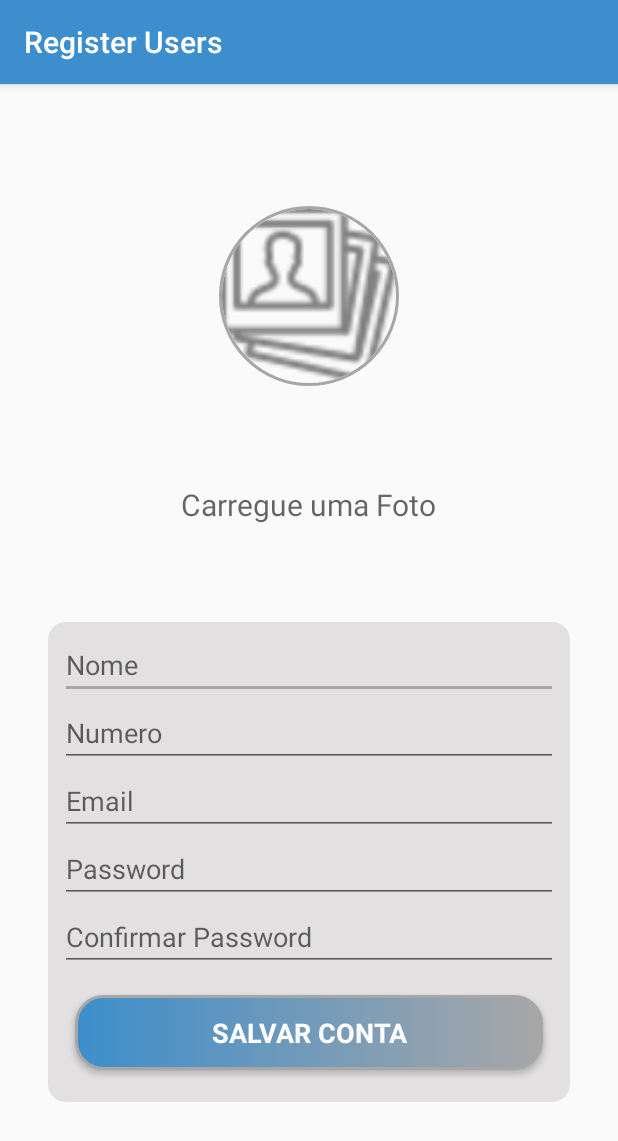
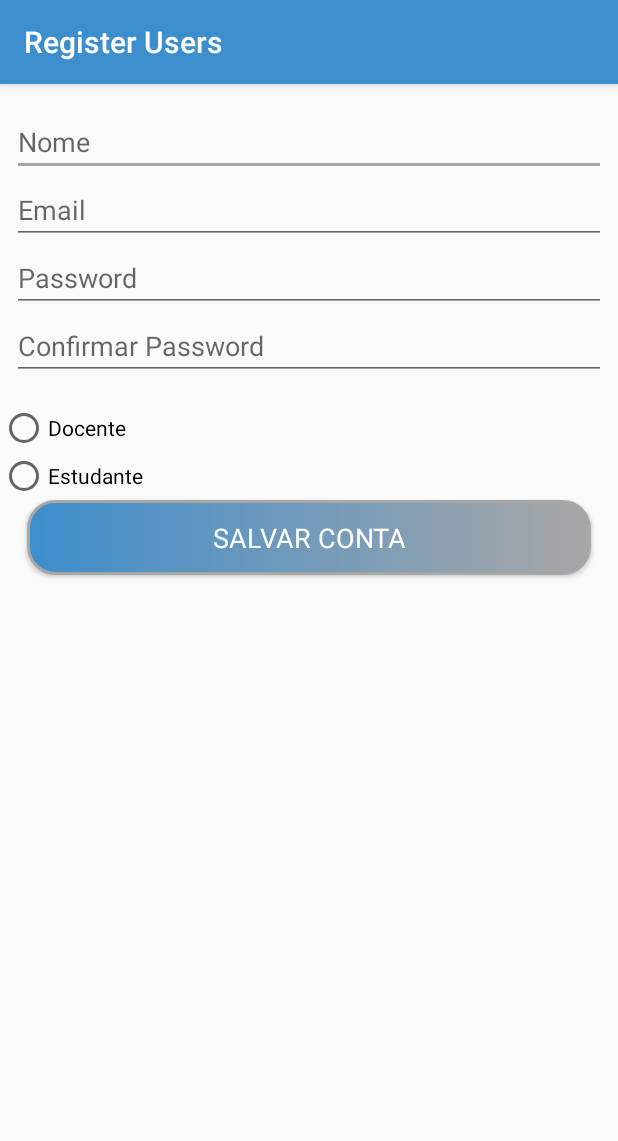
Before and after one commit to Walsonmorais/GestorDeContedosDidticos, an Android app: the Activity_Register screen opened directly, with no data from a screen before it, after a tap on "SALVAR CONTA", on a phone screen of 412 x 824 dp. Shown: the top 1141 px of the screen. Run offline under Robolectric (Android 15) with nearby library versions, the phone set to English and light mode, and no system bars; our stand-ins replace Firebase (no records; nobody signed in at launch, a user with empty details on screens opened directly).

Commit message:
Register Activity Actualization

```diff
--- a/app/src/main/java/com/buka/gestordecontedosdidticos/Activity_Menu.java
+++ b/app/src/main/java/com/buka/gestordecontedosdidticos/Activity_Menu.java
@@ -1,5 +1,6 @@
 package com.buka.gestordecontedosdidticos;
 
+import android.content.Intent;
 import android.os.Bundle;
 import android.support.annotation.NonNull;
 import android.support.design.widget.NavigationView;
@@ -132,6 +133,9 @@ public class Activity_Menu extends AppCompatActivity implements NavigationView.O
         if (id == R.id.nav_profile) {
             Toast.makeText(this, "Profile", Toast.LENGTH_SHORT).show();
 
+            Intent intent = new Intent(getApplicationContext(), Activity_Register.class);
+            startActivity(intent);
+
         } else if (id == R.id.nav_favorite) {
             Toast.makeText(this, "Favorite", Toast.LENGTH_SHORT).show();
 
--- a/app/src/main/java/com/buka/gestordecontedosdidticos/Activity_Register.java
+++ b/app/src/main/java/com/buka/gestordecontedosdidticos/Activity_Register.java
@@ -6,13 +6,18 @@ import android.os.Bundle;
 import android.support.annotation.NonNull;
 import android.support.v7.app.AppCompatActivity;
 import android.text.TextUtils;
+import android.util.Patterns;
 import android.view.View;
+import android.widget.AutoCompleteTextView;
 import android.widget.Button;
 import android.widget.EditText;
 import android.widget.ImageView;
+import android.widget.RadioButton;
+import android.widget.RadioGroup;
 import android.widget.Toast;
 
 import com.google.android.gms.tasks.OnCompleteListener;
+import com.google.android.gms.tasks.OnFailureListener;
 import com.google.android.gms.tasks.Task;
 import com.google.firebase.auth.AuthResult;
 import com.google.firebase.auth.FirebaseAuth;
@@ -24,17 +29,16 @@ import java.util.HashMap;
 
 public class Activity_Register extends AppCompatActivity {
 
-    EditText edit_name;
-    EditText edit_number;
-    EditText edit_email_account;
-    EditText edit_password_account;
-    EditText edit_confirm_password;
-    Button btn_save_account;
-    ImageView image_user;
+    private EditText edit_name, edit_email_account, edit_password_account, edit_confirm_password;
+    private RadioGroup rbt_group;
+    private RadioButton rbt_teacher, rbt_student;
+    private AutoCompleteTextView auto_complete_teacher, auto_complete_student;
+    private Button btn_save_account;
+
     private FirebaseAuth firebaseAuth;
+    private DatabaseReference reference;
 
-    DatabaseReference reference;
-    ProgressDialog progressDialog;
+    private ProgressDialog progressDialog;
 
     @Override
     protected void onCreate(Bundle savedInstanceState) {
@@ -46,8 +50,11 @@ public class Activity_Register extends AppCompatActivity {
         edit_confirm_password = findViewById(R.id.edit_confirm_password);
         edit_password_account = findViewById(R.id.edit_password_account);
         btn_save_account = findViewById(R.id.btn_save_account);
-        image_user = findViewById(R.id.image_user);
-        edit_number = findViewById(R.id.edit_number);
+        rbt_group = findViewById(R.id.rbt_group);
+        rbt_teacher = findViewById(R.id.rbt_teacher);
+        rbt_student = findViewById(R.id.rbt_student);
+        auto_complete_teacher = findViewById(R.id.auto_complete_teacher);
+        auto_complete_student = findViewById(R.id.auto_complete_student);
 
         firebaseAuth = FirebaseAuth.getInstance();
 
@@ -59,94 +66,143 @@ public class Activity_Register extends AppCompatActivity {
                 String email_account = edit_email_account.getText().toString();
                 String password_Account = edit_password_account.getText().toString();
                 String confirm_password = edit_confirm_password.getText().toString();
-                String user_number = edit_number.getText().toString();
+                String teacher_occupations = auto_complete_teacher.getText().toString();
+                String student_occupations = auto_complete_student.getText().toString();
 
                 if (TextUtils.isEmpty(user_name)) {
                     Toast.makeText(Activity_Register.this, R.string.text_put_name, Toast.LENGTH_SHORT).show();
 
-                }
-                else if (TextUtils.isEmpty(email_account)) {
-                    Toast.makeText(Activity_Register.this,R.string.text_put_email, Toast.LENGTH_SHORT).show();
+                } else if (TextUtils.isEmpty(email_account)) {
+                    Toast.makeText(Activity_Register.this, R.string.text_put_email, Toast.LENGTH_SHORT).show();
 
-                }
-                else if (!email_account.contains("@")) {
-                    Toast.makeText(Activity_Register.this,R.string.text_missing_some_simbol, Toast.LENGTH_SHORT).show();
+                } else if (!Patterns.EMAIL_ADDRESS.matcher(email_account).matches()) {
+                    Toast.makeText(Activity_Register.this, R.string.text_missing_some_simbol, Toast.LENGTH_SHORT).show();
 
-                }
-                else if (!email_account.contains("Gmail") && !email_account.contains("gmail")) {
-                    Toast.makeText(Activity_Register.this,R.string.text_missing_Gmail, Toast.LENGTH_SHORT).show();
+                } else if (TextUtils.isEmpty(password_Account)) {
+                    Toast.makeText(Activity_Register.this, R.string.text_put_password, Toast.LENGTH_SHORT).show();
 
-                }
-                else if (!email_account.contains(".Com") && !email_account.contains(".com")) {
-                    Toast.makeText(Activity_Register.this,R.string.text_missing_Com, Toast.LENGTH_SHORT).show();
+                } else if (TextUtils.isEmpty(confirm_password)) {
+                    Toast.makeText(Activity_Register.this, R.string.text_confirm_password, Toast.LENGTH_SHORT).show();
 
-                }
-                else if (TextUtils.isEmpty(password_Account)) {
-                    Toast.makeText(Activity_Register.this,R.string.text_put_password, Toast.LENGTH_SHORT).show();
+                } else if (!password_Account.equals(confirm_password)) {
+                    Toast.makeText(Activity_Register.this, R.string.text_differents_password, Toast.LENGTH_SHORT).show();
 
-                }
-                else if (TextUtils.isEmpty(confirm_password)) {
-                    Toast.makeText(Activity_Register.this,R.string.text_confirm_password, Toast.LENGTH_SHORT).show();
+                } else if (!rbt_teacher.isChecked() && !rbt_student.isChecked()) {
+                    Toast.makeText(Activity_Register.this, "Verifique o seu status", Toast.LENGTH_SHORT).show();
+                } else if (rbt_teacher.isChecked() && teacher_occupations.isEmpty()) {
+                    auto_complete_teacher.setError("Preencha a sua profissão");
 
-                }
-                else if (!password_Account.equals(confirm_password)) {
-                    Toast.makeText(Activity_Register.this,R.string.text_differents_password, Toast.LENGTH_SHORT).show();
-
-                }
-                else {
+                } else if (rbt_student.isChecked() && student_occupations.isEmpty()) {
+                    auto_complete_student.setError("Preencha a sua profissão");
+                } else {
 
                     progressDialog = new ProgressDialog(Activity_Register.this);
                     progressDialog.setTitle(R.string.text_creating_account);
                     progressDialog.setMessage("Por favor Aguarde!");
                     progressDialog.show();
 
-                    RegisterUser(user_name, user_number, email_account, password_Account);
+                    registerUser(user_name, email_account, password_Account, teacher_occupations, student_occupations);
+                }
+            }
+        });
+
+        rbt_group.setOnCheckedChangeListener(new RadioGroup.OnCheckedChangeListener() {
+            @Override
+            public void onCheckedChanged(RadioGroup group, int checkedId) {
+                if (checkedId == R.id.rbt_teacher) {
+                    auto_complete_teacher.setVisibility(View.VISIBLE);
+                    auto_complete_student.setVisibility(View.GONE);
+
+                } else if (checkedId == R.id.rbt_student) {
+                    auto_complete_teacher.setVisibility(View.GONE);
+                    auto_complete_student.setVisibility(View.VISIBLE);
                 }
             }
         });
     }
 
-    private void RegisterUser( final String user_name, final String user_number,String email_account, String password_account) {
-
+    private void registerUser(final String user_name, String email_account, String password_account, final String teacher_occupations, final String student_occupations) {
         firebaseAuth.createUserWithEmailAndPassword(email_account, password_account)
-                .addOnCompleteListener(Activity_Register.this, new OnCompleteListener<AuthResult>() {
+                .addOnCompleteListener(new OnCompleteListener<AuthResult>() {
                     @Override
                     public void onComplete(@NonNull Task<AuthResult> task) {
 
-                        FirebaseUser firebaseUser = firebaseAuth.getCurrentUser();
-                        String userId = firebaseUser.getUid();
+                        if (task.isSuccessful()) {
 
-                        reference = FirebaseDatabase.getInstance().getReference().child("Users").child(userId);
+                            FirebaseUser currentUser = FirebaseAuth.getInstance().getCurrentUser();
+                            String uId = null;
 
-                        HashMap<String, String> hashUsers;
-                        hashUsers = new HashMap<>();
-                        hashUsers.put("id", userId);
-                        hashUsers.put("username", user_name);
-                        hashUsers.put("usernumber", user_number);
+                            if (currentUser != null) {
+                                uId = currentUser.getUid();
 
-                        reference.setValue(hashUsers).addOnCompleteListener(new OnCompleteListener<Void>() {
+                                if (rbt_teacher.isChecked()) {
+
+                                    reference = FirebaseDatabase.getInstance().getReference().child("Users").child(uId);
+
+                                    HashMap<String, String> hashUsers_Teacher = new HashMap<>();
+                                    hashUsers_Teacher.put("id", uId);
+                                    hashUsers_Teacher.put("username", user_name);
+                                    hashUsers_Teacher.put("teacher_occupations", teacher_occupations);
+                                    hashUsers_Teacher.put("image", "");
+
+                                    reference.setValue(hashUsers_Teacher).addOnCompleteListener(new OnCompleteListener<Void>() {
                                         @Override
                                         public void onComplete(@NonNull Task<Void> task) {
 
                                             if (task.isSuccessful()) {
-
-                                    Toast.makeText(Activity_Register.this,R.string.text_register_sucess, Toast.LENGTH_LONG).show();
                                                 progressDialog.dismiss();
 
-                                    Intent intent = new Intent(Activity_Register.this, Activity_Menu.class);
+                                                Toast.makeText(Activity_Register.this, "Conta criada com sucessos Docente", Toast.LENGTH_SHORT).show();
+
+                                                Intent intent = new Intent(getApplicationContext(), Activity_Menu.class);
                                                 startActivity(intent);
-                                    finish();
+
+                                            } else {
+                                                progressDialog.dismiss();
+                                                Toast.makeText(Activity_Register.this, "Erro ao criar conta", Toast.LENGTH_SHORT).show();
+                                            }
+                                        }
+                                    });
+
+                                } else if (rbt_student.isChecked()) {
+
+                                    reference = FirebaseDatabase.getInstance().getReference().child("Users").child(uId);
+
+                                    HashMap<String, String> hashUsers_Student = new HashMap<>();
+                                    hashUsers_Student.put("id", uId);
+                                    hashUsers_Student.put("username", user_name);
+                                    hashUsers_Student.put("student_occupations", student_occupations);
+                                    hashUsers_Student.put("image", "");
+
+                                    reference.setValue(hashUsers_Student).addOnCompleteListener(new OnCompleteListener<Void>() {
+                                        @Override
+                                        public void onComplete(@NonNull Task<Void> task) {
+                                            if (task.isSuccessful()) {
+
+                                                progressDialog.dismiss();
+
+                                                Toast.makeText(Activity_Register.this, "Conta criada com sucessos Aluno", Toast.LENGTH_SHORT).show();
+
+                                                Intent intent = new Intent(getApplicationContext(), Activity_Menu.class);
+                                                startActivity(intent);
 
                                             } else {
 
-                                    Toast.makeText(Activity_Register.this,R.string.text_error_register, Toast.LENGTH_LONG).show();
+                                                progressDialog.dismiss();
 
+                                                Toast.makeText(Activity_Register.this, "Erro ao criar conta", Toast.LENGTH_SHORT).show();
                                             }
-
                                         }
                                     });
                                 }
+                            }
+                        }
+                    }
+                }).addOnFailureListener(new OnFailureListener() {
+            @Override
+            public void onFailure(@NonNull Exception e) {
+                Toast.makeText(Activity_Register.this, e.getMessage(), Toast.LENGTH_SHORT).show();
+            }
         });
     }
-
 }
--- a/app/src/main/res/layout/activity_register.xml
+++ b/app/src/main/res/layout/activity_register.xml
@@ -1,5 +1,5 @@
 <?xml version="1.0" encoding="utf-8"?>
-<android.support.constraint.ConstraintLayout xmlns:android="http://schemas.android.com/apk/res/android"
+<RelativeLayout xmlns:android="http://schemas.android.com/apk/res/android"
     xmlns:app="http://schemas.android.com/apk/res-auto"
     xmlns:tools="http://schemas.android.com/tools"
     android:layout_width="match_parent"
@@ -7,7 +7,8 @@
     android:orientation="vertical"
     tools:context=".Activity_Register">
 
-    <View
+
+    <!--    <View
         android:id="@+id/view"
         android:layout_width="0dp"
         android:layout_height="320dp"
@@ -19,138 +20,102 @@
         app:layout_constraintEnd_toEndOf="parent"
         app:layout_constraintHorizontal_bias="0.0"
         app:layout_constraintStart_toStartOf="parent"
-        app:layout_constraintTop_toBottomOf="@+id/textView" />
-
-    <TextView
-        android:id="@+id/textView"
-        android:layout_width="wrap_content"
-        android:layout_height="wrap_content"
-        android:text="@string/text_load_picture"
-        android:textAppearance="@style/TextAppearance.AppCompat.Medium"
-        android:textSize="20sp"
-        app:layout_constraintBottom_toTopOf="@+id/view"
-        app:layout_constraintEnd_toEndOf="parent"
-        app:layout_constraintStart_toStartOf="parent"
-        app:layout_constraintTop_toBottomOf="@+id/image_user" />
+        app:layout_constraintTop_toBottomOf="@+id/textView" />-->
 
 
     <EditText
         android:id="@+id/edit_name"
-        android:layout_width="0dp"
+        android:layout_width="match_parent"
         android:layout_height="wrap_content"
         android:layout_marginStart="8dp"
         android:layout_marginTop="16dp"
         android:layout_marginEnd="8dp"
-        android:ems="10"
         android:hint="@string/hint_name"
         android:inputType="textPersonName"
-        android:textAppearance="@style/TextAppearance.AppCompat.Medium"
-        android:textColor="@color/colorAccent"
-        app:layout_constraintBottom_toTopOf="@+id/edit_number"
-        app:layout_constraintEnd_toEndOf="@+id/view"
-        app:layout_constraintHorizontal_bias="1.0"
-        app:layout_constraintStart_toStartOf="@+id/view"
-        app:layout_constraintTop_toTopOf="@+id/view" />
+        android:textAppearance="@style/TextAppearance.AppCompat.Medium"/>
 
     <EditText
         android:id="@+id/edit_email_account"
-        android:layout_width="0dp"
+        android:layout_below="@id/edit_name"
+        android:layout_width="match_parent"
         android:layout_height="wrap_content"
         android:layout_marginStart="8dp"
         android:layout_marginEnd="8dp"
         android:ems="10"
         android:hint="@string/hint_email_account"
         android:inputType="textEmailAddress"
-        android:textAppearance="@style/TextAppearance.AppCompat.Medium"
-        android:textColor="@color/colorAccent"
-        app:layout_constraintBottom_toTopOf="@+id/edit_password_account"
-        app:layout_constraintEnd_toEndOf="@+id/view"
-        app:layout_constraintStart_toStartOf="@+id/view"
-        app:layout_constraintTop_toBottomOf="@+id/edit_number" />
+        android:textAppearance="@style/TextAppearance.AppCompat.Medium"/>
 
     <EditText
         android:id="@+id/edit_password_account"
-        android:layout_width="0dp"
+        android:layout_below="@id/edit_email_account"
+        android:layout_width="match_parent"
         android:layout_height="wrap_content"
         android:layout_marginStart="8dp"
         android:layout_marginEnd="8dp"
         android:ems="10"
         android:hint="@string/hint_password_account"
         android:inputType="textPersonName"
-        android:textAppearance="@style/TextAppearance.AppCompat.Medium"
-        android:textColor="@color/colorAccent"
-        app:layout_constraintBottom_toTopOf="@+id/edit_confirm_password"
-        app:layout_constraintEnd_toEndOf="@+id/view"
-        app:layout_constraintHorizontal_bias="0.375"
-        app:layout_constraintStart_toStartOf="@+id/view"
-        app:layout_constraintTop_toBottomOf="@+id/edit_email_account" />
-
-    <Button
-        android:id="@+id/btn_save_account"
-        android:layout_width="0dp"
-        android:layout_height="50dp"
-        android:layout_marginStart="18dp"
-        android:layout_marginEnd="18dp"
-        android:layout_marginBottom="32dp"
-        android:background="@drawable/background_style_button"
-        android:text="@string/button_save_account"
-        android:textAppearance="@style/TextAppearance.AppCompat.Medium"
-        android:textColor="@color/extraColor"
-        android:textStyle="bold"
-        app:layout_constraintBottom_toBottomOf="@+id/view"
-        app:layout_constraintEnd_toEndOf="@+id/view"
-        app:layout_constraintHorizontal_bias="0.0"
-        app:layout_constraintStart_toStartOf="@+id/view"
-        app:layout_constraintTop_toBottomOf="@+id/edit_confirm_password" />
-
-
-    <de.hdodenhof.circleimageview.CircleImageView
-        android:id="@+id/image_user"
-        android:layout_width="120dp"
-        android:layout_height="120dp"
-        android:layout_marginTop="16dp"
-        android:src="@drawable/photo_gallery"
-        app:civ_border_color="@color/colorAccent"
-        app:civ_border_width="2dp"
-        app:layout_constraintBottom_toTopOf="@+id/textView"
-        app:layout_constraintEnd_toEndOf="parent"
-        app:layout_constraintStart_toStartOf="parent"
-        app:layout_constraintTop_toTopOf="parent"
-        app:layout_constraintVertical_chainStyle="spread"
-        tools:srcCompat="@tools:sample/avatars" />
-
-    <EditText
-        android:id="@+id/edit_number"
-        android:layout_width="0dp"
-        android:layout_height="wrap_content"
-        android:layout_marginStart="8dp"
-        android:layout_marginEnd="8dp"
-        android:ems="10"
-        android:hint="@string/hint_number"
-        android:inputType="number"
-        app:layout_constraintBottom_toTopOf="@+id/edit_email_account"
-        app:layout_constraintEnd_toEndOf="@+id/view"
-        app:layout_constraintHorizontal_bias="0.0"
-        app:layout_constraintStart_toStartOf="@+id/view"
-        app:layout_constraintTop_toBottomOf="@+id/edit_name"
-        android:textAppearance="@style/TextAppearance.AppCompat.Medium"/>
+        android:textAppearance="@style/TextAppearance.AppCompat.Medium" />
 
     <EditText
         android:id="@+id/edit_confirm_password"
-        android:layout_width="0dp"
+        android:layout_below="@id/edit_password_account"
+        android:layout_width="match_parent"
         android:layout_height="wrap_content"
         android:layout_marginStart="8dp"
         android:layout_marginEnd="8dp"
         android:layout_marginBottom="16dp"
         android:ems="10"
         android:hint="@string/hint_edit_confirm_password"
-        android:inputType="textPersonName"
-        android:textAppearance="@style/TextAppearance.AppCompat.Medium"
-        app:layout_constraintBottom_toTopOf="@+id/btn_save_account"
-        app:layout_constraintEnd_toEndOf="@+id/view"
-        app:layout_constraintHorizontal_bias="1.0"
-        app:layout_constraintStart_toStartOf="@+id/view"
-        app:layout_constraintTop_toBottomOf="@+id/edit_password_account" />
+        android:textAppearance="@style/TextAppearance.AppCompat.Medium" />
 
 
-</android.support.constraint.ConstraintLayout>
+
+    <RadioGroup
+        android:id="@+id/rbt_group"
+        android:layout_below="@id/edit_confirm_password"
+        android:layout_width="match_parent"
+        android:layout_height="wrap_content">
+
+        <RadioButton
+            android:id="@+id/rbt_teacher"
+            android:text="Docente"
+            android:layout_width="match_parent"
+            android:layout_height="wrap_content" />
+
+        <AutoCompleteTextView
+            android:id="@+id/auto_complete_teacher"
+            android:layout_width="match_parent"
+            android:layout_height="wrap_content"
+            android:visibility="gone"/>
+
+        <RadioButton
+            android:id="@+id/rbt_student"
+            android:text="Estudante"
+            android:layout_width="match_parent"
+            android:layout_height="wrap_content" />
+
+        <AutoCompleteTextView
+            android:id="@+id/auto_complete_student"
+            android:layout_width="match_parent"
+            android:layout_height="wrap_content"
+            android:visibility="gone"/>
+
+    </RadioGroup>
+
+    <Button
+        android:id="@+id/btn_save_account"
+       android:layout_below="@id/rbt_group"
+        android:layout_width="match_parent"
+        android:layout_height="wrap_content"
+        android:layout_marginStart="18dp"
+        android:layout_marginEnd="18dp"
+        android:layout_marginBottom="32dp"
+        android:background="@drawable/background_style_button"
+        android:text="@string/button_save_account"
+        android:textColor="@color/extraColor"
+        android:textAppearance="@style/TextAppearance.AppCompat.Medium"/>
+
+
+</RelativeLayout>
--- a/app/src/main/res/values/strings.xml
+++ b/app/src/main/res/values/strings.xml
@@ -38,9 +38,7 @@
 
     <string name="text_put_name">Preencha o seu Nome</string>
     <string name="text_put_email">Preencha o seu Email</string>
-    <string name="text_missing_some_simbol">"@" Em falta</string>
-    <string name="text_missing_Gmail">"Gmail" Em falta</string>
-    <string name="text_missing_Com">".Com" Em falta</string>
+    <string name="text_missing_some_simbol">Email incorrecto</string>
     <string name="text_put_password">Preencha a sua Password</string>
     <string name="text_confirm_password">Confirme a sua Password</string>
     <string name="text_differents_password">As Passwords são diferentes</string>
```
Also changed, not shown: app/build.gradle (+15 -8 lines), app/src/main/java/com/buka/gestordecontedosdidticos/Activity_Login.java (+4 -8 lines). Lines whose indentation alone changed are shown as unchanged.
